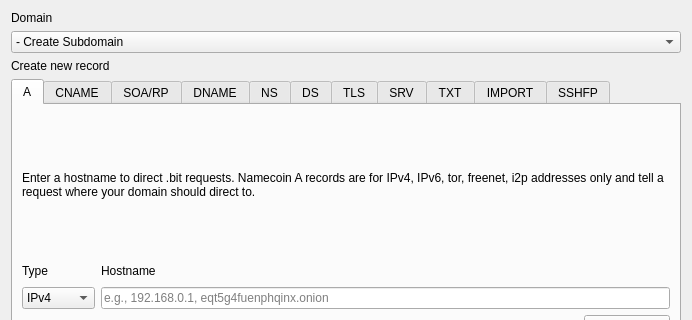
The window that src/qt/forms/dnsdialog.ui (brandonrobertz/namecoin-core) describes before a commit, drawn with Qt 5; both pictures show x 0 to 692 and y 0 to 320 of the 692 by 635 pixel window.
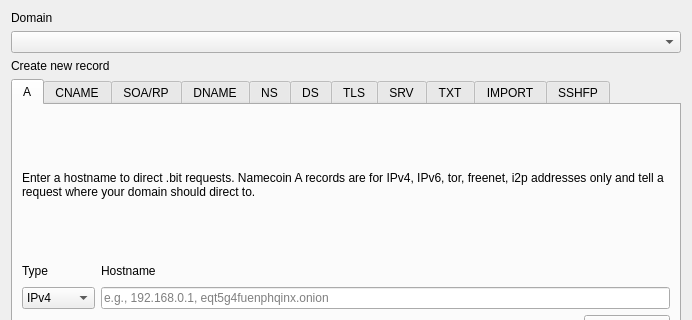
The same window after the commit. Custom widgets are drawn as their Qt base class.

What changed in the file:
```diff
--- a/src/qt/forms/dnsdialog.ui
+++ b/src/qt/forms/dnsdialog.ui
@@ -27,13 +27,7 @@
       </widget>
      </item>
      <item>
-      <widget class="QComboBox" name="comboDomain">
-       <item>
-        <property name="text">
-         <string>- Create Subdomain</string>
-        </property>
-       </item>
-      </widget>
+      <widget class="QComboBox" name="comboDomain"/>
      </item>
     </layout>
    </item>
```
Left out of the diff: 4 changed lines with no effect on the pictures.
